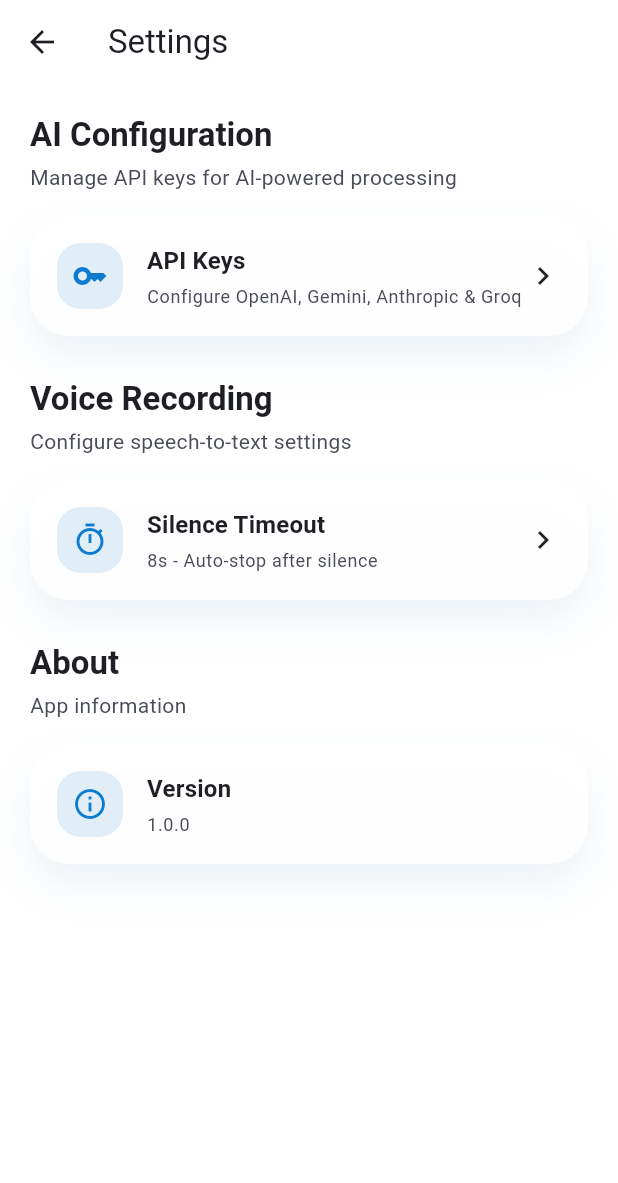
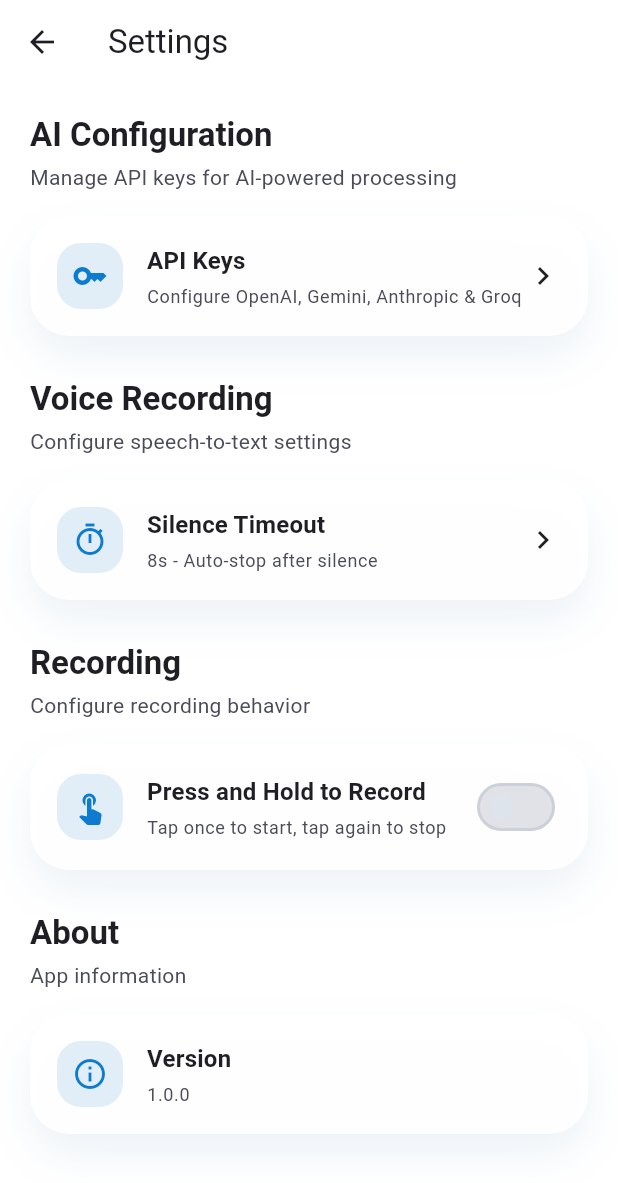
Before and after one commit to TrustEden/port-a-thoughty, a Flutter app: the screen it shows after launch, scrolled down 576 dp, after a tap on the "settings" icon, on a phone screen of 412 x 824 dp. Shown: the top 1183 px of the screen. Run offline on Flutter 3.47's test engine with Material 3 defaults, Android fonts, the phone set to English and light mode, and no system bars; our stand-ins replace file_picker, flutter_dotenv, google_fonts, image_picker, share_plus, speech_to_text and 2 more; missing offline and left inert: google_mlkit_text_recognition, receive_sharing_intent; accounts and stored records are empty; Roboto replaces fonts that are missing (Segoe UI); statements that could not run were skipped.

Commit message:
Implement press-and-hold to record feature with settings toggle

```diff
--- a/lib/models/user_settings.dart
+++ b/lib/models/user_settings.dart
@@ -2,6 +2,7 @@ class UserSettings {
   const UserSettings({
     this.silenceTimeout = const Duration(seconds: 8),
     this.maxRecordingDuration = const Duration(minutes: 2),
+    this.pressAndHoldToRecord = false,
     this.openaiApiKey,
     this.geminiApiKey,
     this.anthropicApiKey,
@@ -10,6 +11,7 @@ class UserSettings {
 
   final Duration silenceTimeout;
   final Duration maxRecordingDuration;
+  final bool pressAndHoldToRecord;
   final String? openaiApiKey;
   final String? geminiApiKey;
   final String? anthropicApiKey;
@@ -17,6 +19,7 @@ class UserSettings {
 
   static const String _silenceTimeoutKey = 'silence_timeout_ms';
   static const String _maxRecordingKey = 'max_recording_duration_ms';
+  static const String _pressAndHoldKey = 'press_and_hold_to_record';
   static const String _openaiApiKeyKey = 'openai_api_key';
   static const String _geminiApiKeyKey = 'gemini_api_key';
   static const String _anthropicApiKeyKey = 'anthropic_api_key';
@@ -25,6 +28,7 @@ class UserSettings {
   UserSettings copyWith({
     Duration? silenceTimeout,
     Duration? maxRecordingDuration,
+    bool? pressAndHoldToRecord,
     String? openaiApiKey,
     String? geminiApiKey,
     String? anthropicApiKey,
@@ -33,6 +37,7 @@ class UserSettings {
     return UserSettings(
       silenceTimeout: silenceTimeout ?? this.silenceTimeout,
       maxRecordingDuration: maxRecordingDuration ?? this.maxRecordingDuration,
+      pressAndHoldToRecord: pressAndHoldToRecord ?? this.pressAndHoldToRecord,
       openaiApiKey: openaiApiKey ?? this.openaiApiKey,
       geminiApiKey: geminiApiKey ?? this.geminiApiKey,
       anthropicApiKey: anthropicApiKey ?? this.anthropicApiKey,
@@ -44,6 +49,7 @@ class UserSettings {
     final map = {
       _silenceTimeoutKey: silenceTimeout.inMilliseconds.toString(),
       _maxRecordingKey: maxRecordingDuration.inMilliseconds.toString(),
+      _pressAndHoldKey: pressAndHoldToRecord ? '1' : '0',
     };
 
     if (openaiApiKey != null && openaiApiKey!.isNotEmpty) {
@@ -80,6 +86,7 @@ class UserSettings {
         storage[_maxRecordingKey],
         const Duration(minutes: 2),
       ),
+      pressAndHoldToRecord: storage[_pressAndHoldKey] == '1',
       openaiApiKey: storage[_openaiApiKeyKey],
       geminiApiKey: storage[_geminiApiKeyKey],
       anthropicApiKey: storage[_anthropicApiKeyKey],
--- a/lib/screens/capture_screen.dart
+++ b/lib/screens/capture_screen.dart
@@ -119,9 +119,13 @@ class _SpeechCaptureCard extends StatelessWidget {
           ),
           const SizedBox(height: 10),
           Text(
-            isRecording
+            state.settings.pressAndHoldToRecord
+                ? (isRecording
+                    ? 'Listening... release to stop.'
+                    : 'Let me write that down! Hold to record.')
+                : (isRecording
                     ? 'Listening... tap the button to stop.'
-                : 'Let me write that down! Tap to record.',
+                    : 'Let me write that down! Tap to record.'),
             style: GoogleFonts.comicNeue(
               textStyle: theme.textTheme.bodyMedium?.copyWith(
                 color: theme.colorScheme.onSurfaceVariant,
@@ -130,14 +134,29 @@ class _SpeechCaptureCard extends StatelessWidget {
           ),
           const SizedBox(height: 28),
           Center(
-            child: _RecordingButton(
+            child: state.settings.pressAndHoldToRecord
+                ? _RecordingButton(
+                    isRecording: isRecording,
+                    onLongPressStart: (_) async {
+                      if (!isRecording) {
+                        HapticFeedback.heavyImpact();
+                        await state.startRecording();
+                      }
+                    },
+                    onLongPressEnd: (_) async {
+                      if (isRecording) {
+                        HapticFeedback.mediumImpact();
+                        await state.stopRecording();
+                      }
+                    },
+                  )
+                : _RecordingButton(
                     isRecording: isRecording,
                     onPressed: () async {
                       if (isRecording) {
                         HapticFeedback.mediumImpact();
                         await state.stopRecording();
-                }
-                else {
+                      } else {
                         HapticFeedback.heavyImpact();
                         await state.startRecording();
                       }
@@ -152,10 +171,17 @@ class _SpeechCaptureCard extends StatelessWidget {
 }
 
 class _RecordingButton extends StatelessWidget {
-  const _RecordingButton({required this.isRecording, required this.onPressed});
+  const _RecordingButton({
+    required this.isRecording,
+    this.onPressed,
+    this.onLongPressStart,
+    this.onLongPressEnd,
+  });
 
   final bool isRecording;
-  final VoidCallback onPressed;
+  final VoidCallback? onPressed;
+  final Function(LongPressStartDetails)? onLongPressStart;
+  final Function(LongPressEndDetails)? onLongPressEnd;
 
   @override
   Widget build(BuildContext context) {
@@ -173,6 +199,8 @@ class _RecordingButton extends StatelessWidget {
       button: true,
       child: GestureDetector(
         onTap: onPressed,
+        onLongPressStart: onLongPressStart,
+        onLongPressEnd: onLongPressEnd,
         child: AnimatedContainer(
           duration: disableAnimations ? Duration.zero : const Duration(milliseconds: 250),
           curve: Curves.easeOutCubic,
--- a/lib/screens/settings_screen.dart
+++ b/lib/screens/settings_screen.dart
@@ -60,6 +60,41 @@ class SettingsScreen extends StatelessWidget {
                         subtitle: '${silenceTimeout.inSeconds}s - Auto-stop after silence',
                         onTap: () => _showSilenceTimeoutDialog(context, state),
                         trailing: const Icon(Icons.chevron_right),
+                      ),
+                    ],
+                  );
+                },
+              ),
+            ),
+            const SizedBox(height: 28),
+            _SectionTitle(
+              title: 'Recording',
+              subtitle: 'Configure recording behavior',
+            ),
+            const SizedBox(height: 16),
+            _SettingsCard(
+              child: Consumer<PortaThoughtyState>(
+                builder: (context, state, _) {
+                  final enabled = state.settings.pressAndHoldToRecord;
+                  return Column(
+                    children: [
+                      _SettingsTile(
+                        icon: Icons.touch_app,
+                        title: 'Press and Hold to Record',
+                        subtitle: enabled
+                            ? 'Hold the button to record, release to stop'
+                            : 'Tap once to start, tap again to stop',
+                        onTap: () {
+                          HapticFeedback.lightImpact();
+                          state.updatePressAndHoldToRecord(!enabled);
+                        },
+                        trailing: Switch(
+                          value: enabled,
+                          onChanged: (value) {
+                            HapticFeedback.lightImpact();
+                            state.updatePressAndHoldToRecord(value);
+                          },
+                        ),
                       ),
                     ],
                   );
```
Also changed, not shown: lib/state/app_state.dart (+8 -0 lines). Lines whose indentation alone changed are shown as unchanged.
